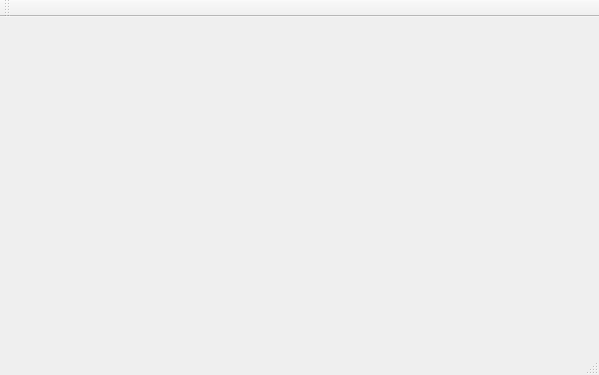
bdus/programpractice, file qt/CQLabel/mainwindow.ui: the form before one commit.
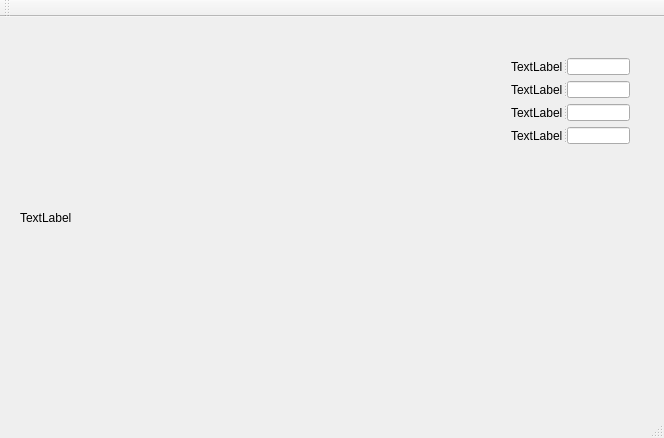
The form after the commit.

Diff of the .ui file:
```diff
--- a/qt/CQLabel/mainwindow.ui
+++ b/qt/CQLabel/mainwindow.ui
@@ -6,14 +6,92 @@
    <rect>
     <x>0</x>
     <y>0</y>
-    <width>599</width>
-    <height>375</height>
+    <width>664</width>
+    <height>438</height>
    </rect>
   </property>
   <property name="windowTitle">
    <string>MainWindow</string>
   </property>
-  <widget class="QWidget" name="centralWidget"/>
+  <widget class="QWidget" name="centralWidget">
+   <widget class="QLabel" name="label">
+    <property name="geometry">
+     <rect>
+      <x>20</x>
+      <y>30</y>
+      <width>471</width>
+      <height>341</height>
+     </rect>
+    </property>
+    <property name="text">
+     <string>TextLabel</string>
+    </property>
+   </widget>
+   <widget class="QWidget" name="">
+    <property name="geometry">
+     <rect>
+      <x>500</x>
+      <y>30</y>
+      <width>141</width>
+      <height>108</height>
+     </rect>
+    </property>
+    <layout class="QVBoxLayout" name="verticalLayout">
+     <item>
+      <widget class="QSplitter" name="splitter">
+       <property name="orientation">
+        <enum>Qt::Horizontal</enum>
+       </property>
+       <widget class="QLabel" name="label_2">
+        <property name="text">
+         <string>TextLabel</string>
+        </property>
+       </widget>
+       <widget class="QLineEdit" name="lineEdit"/>
+      </widget>
+     </item>
+     <item>
+      <widget class="QSplitter" name="splitter_2">
+       <property name="orientation">
+        <enum>Qt::Horizontal</enum>
+       </property>
+       <widget class="QLabel" name="label_3">
+        <property name="text">
+         <string>TextLabel</string>
+        </property>
+       </widget>
+       <widget class="QLineEdit" name="lineEdit_2"/>
+      </widget>
+     </item>
+     <item>
+      <widget class="QSplitter" name="splitter_3">
+       <property name="orientation">
+        <enum>Qt::Horizontal</enum>
+       </property>
+       <widget class="QLabel" name="label_4">
+        <property name="text">
+         <string>TextLabel</string>
+        </property>
+       </widget>
+       <widget class="QLineEdit" name="lineEdit_3"/>
+      </widget>
+     </item>
+     <item>
+      <widget class="QSplitter" name="splitter_4">
+       <property name="orientation">
+        <enum>Qt::Horizontal</enum>
+       </property>
+       <widget class="QLabel" name="label_5">
+        <property name="text">
+         <string>TextLabel</string>
+        </property>
+       </widget>
+       <widget class="QLineEdit" name="lineEdit_4"/>
+      </widget>
+     </item>
+    </layout>
+   </widget>
+  </widget>
   <widget class="QMenuBar" name="menuBar">
    <property name="geometry">
     <rect>
```
Left out of the diff: 2 changed lines with no effect on the pictures.
